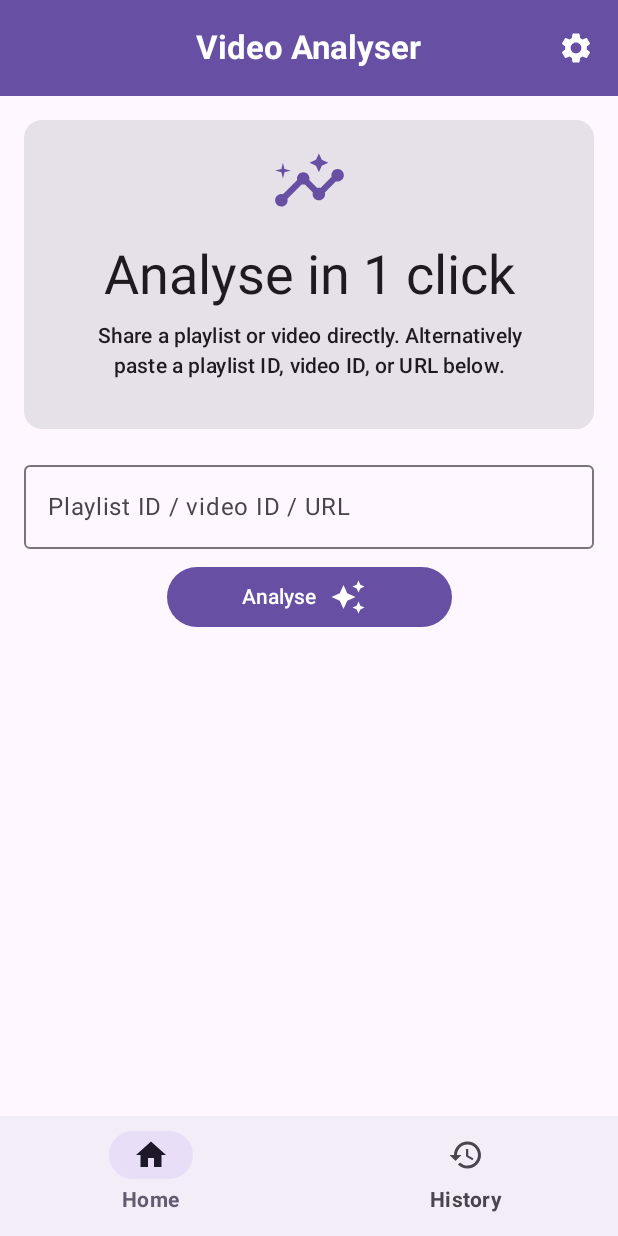
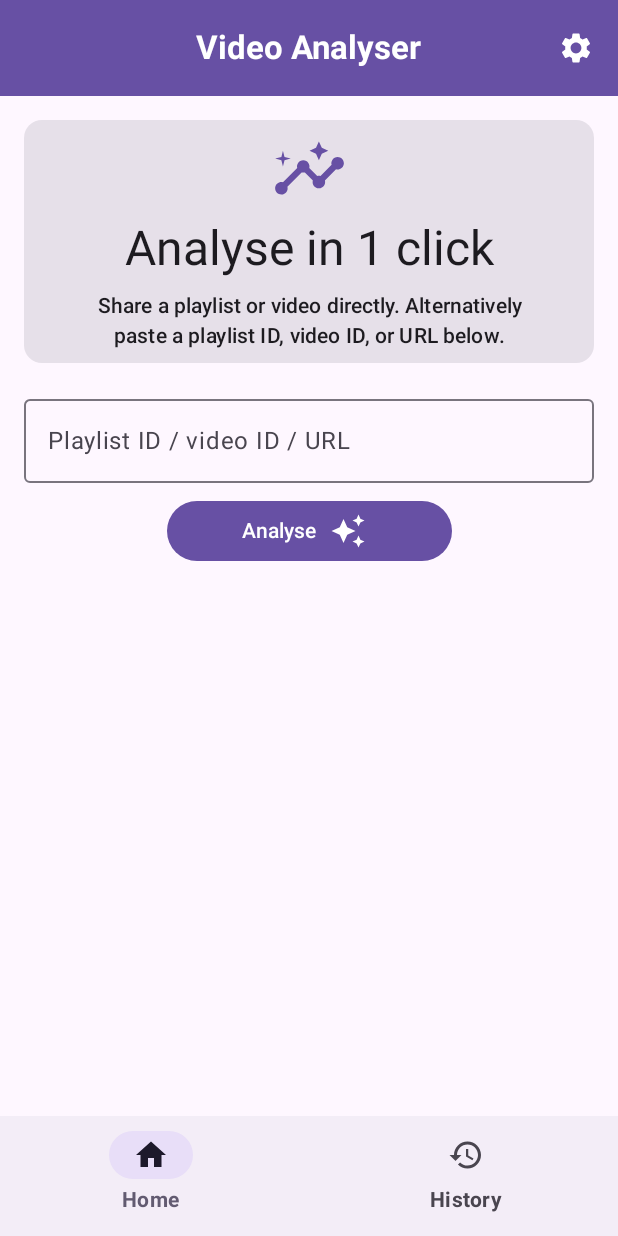
Before and after one commit to thesohelshaikh/yt-analyser, an Android app built with Jetpack Compose: the screen it shows after launch (MainActivity), on a phone screen of 412 x 824 dp. Run offline under Robolectric (Android 15) with nearby library versions, the light colour scheme and no system bars; our stand-ins replace Dagger/Hilt's generated code, Timber.

Commit message:
Compact home screen card to avoid overlap with IME

```diff
--- a/app/src/main/java/com/thesohelshaikh/ytanalyser/ui/home/HomeContent.kt
+++ b/app/src/main/java/com/thesohelshaikh/ytanalyser/ui/home/HomeContent.kt
@@ -64,21 +64,19 @@ fun HomeContent(
                     imageVector = Icons.Filled.Insights,
                     contentDescription = null,
                     modifier = Modifier
-                        .padding(16.dp)
+                        .padding(8.dp)
                         .size(50.dp),
                     tint = MaterialTheme.colorScheme.primary,
                 )
-
                 Text(
                     text = stringResource(R.string.label_home_tagline),
-                    style = MaterialTheme.typography.displaySmall
+                    style = MaterialTheme.typography.headlineLarge
                 )
                 Text(
                     text = stringResource(R.string.label_home_tagline_desc),
-
                     modifier = Modifier
                         .padding(horizontal = 32.dp)
-                        .padding(bottom = 32.dp, top = 8.dp)
+                        .padding(bottom = 8.dp, top = 8.dp)
                         .fillMaxWidth(),
                     style = MaterialTheme.typography.titleSmall,
                     textAlign = TextAlign.Center
@@ -128,6 +126,7 @@ fun HomeContent(
                     onClickAnalyse(videoId)
                 }
             ),
+            singleLine = true,
         )
 
         Button(
```
